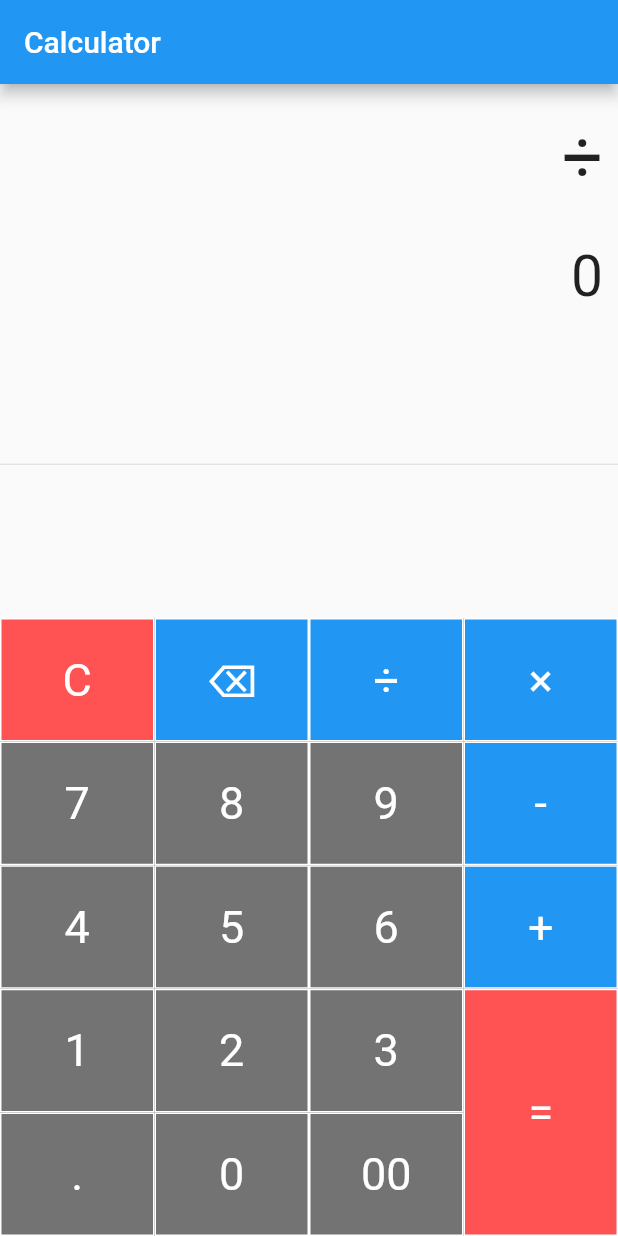
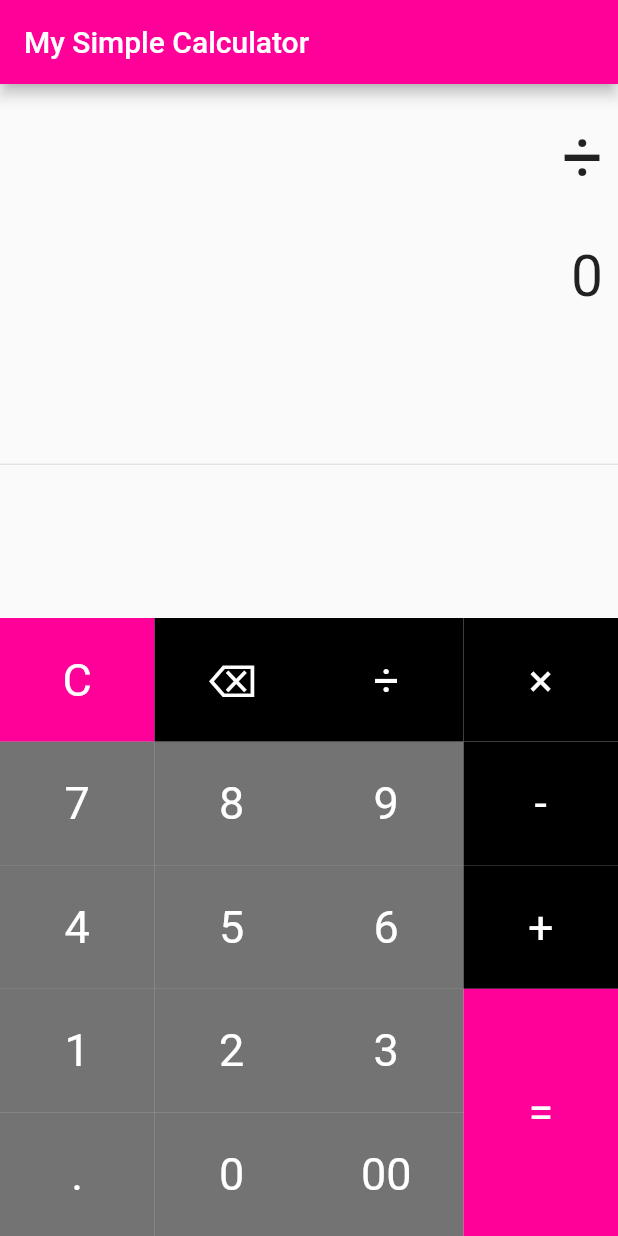
Before and after one commit to Chathurangi67herath/My_Pinky_Calculator, a Flutter app: the screen it shows after launch, after a tap on an icon or button, on a phone screen of 412 x 824 dp. Run offline on Flutter 3.47's test engine with Material 2 defaults, Android fonts, the phone set to English and light mode, and no system bars; our stand-ins replace math_expressions.

Commit message:
error fix and add new feature to = button

```diff
--- a/lib/main.dart
+++ b/lib/main.dart
@@ -10,11 +10,11 @@ class Calculator extends StatelessWidget {
   Widget build(BuildContext context) {
     return MaterialApp(
       debugShowCheckedModeBanner: false,
-      title: 'Calculator',
+      title: 'alculator',
       theme: ThemeData(
         primarySwatch: Colors.blue,
       ),
-      home: MyHomePage(title: 'Calculator'),
+      home: MyHomePage(title: 'My Simple Calculator'),
     );
   }
 }
@@ -34,6 +34,7 @@ class _MyHomePageState extends State<MyHomePage> {
   String expression = "";
   double equationFontSize = 38.0;
   double resultFontSize = 48.0;
+  bool doubleTapped = false;
 
   buttonPressed(String buttonText) {
     setState(() {
@@ -50,6 +51,11 @@ class _MyHomePageState extends State<MyHomePage> {
           equation = "0";
         }
       } else if (buttonText == "=") {
+        if (doubleTapped) {
+          equation = result;
+          result = "0";
+          doubleTapped = false;
+        } else {
           equationFontSize = 38.0;
           resultFontSize = 48.0;
 
@@ -66,6 +72,7 @@ class _MyHomePageState extends State<MyHomePage> {
           } catch (e) {
             result = "Error";
           }
+        }
       } else {
         equationFontSize = 48.0;
         resultFontSize = 38.0;
@@ -80,23 +87,36 @@ class _MyHomePageState extends State<MyHomePage> {
 
   Widget buildButton(
       String buttonText, double buttonHeight, Color buttonColor) {
-    return Container(
+    return GestureDetector(
+      onDoubleTap: () {
+        if (buttonText == "=") {
+          doubleTapped = true;
+          buttonPressed(buttonText);
+        }
+      },
+      child: Container(
+        // ... (your existing code)
         height: MediaQuery.of(context).size.height * 0.1 * buttonHeight,
         color: buttonColor,
-      child: FlatButton(
+        child: TextButton(
+          style: TextButton.styleFrom(
             shape: RoundedRectangleBorder(
               borderRadius: BorderRadius.circular(0.0),
-              side: BorderSide(
-                  color: Colors.white, width: 1, style: BorderStyle.solid)),
+            ),
             padding: EdgeInsets.all(16.0),
+            primary: Colors.white,
+          ),
           onPressed: () => buttonPressed(buttonText),
           child: Text(
             buttonText,
             style: TextStyle(
               fontSize: 30.0,
               fontWeight: FontWeight.normal,
-                color: Colors.white),
-          )),
+              color: Colors.white,
+            ),
+          ),
+        ),
+      ),
     );
   }
 
@@ -105,6 +125,7 @@ class _MyHomePageState extends State<MyHomePage> {
     return Scaffold(
       appBar: AppBar(
         title: Text(widget.title),
+        backgroundColor: Color.fromARGB(255, 255, 0, 153),
       ),
       body: Column(
         children: <Widget>[
@@ -135,9 +156,9 @@ class _MyHomePageState extends State<MyHomePage> {
                 child: Table(
                   children: [
                     TableRow(children: [
-                      buildButton("C", 1, Colors.redAccent),
-                      buildButton("⌫", 1, Colors.blue),
-                      buildButton("÷", 1, Colors.blue),
+                      buildButton("C", 1, Color.fromARGB(255, 255, 0, 153)),
+                      buildButton("⌫", 1, const Color.fromARGB(255, 0, 0, 0)),
+                      buildButton("÷", 1, const Color.fromARGB(255, 0, 0, 0)),
                     ]),
                     TableRow(children: [
                       buildButton("7", 1, Colors.black54),
@@ -167,16 +188,16 @@ class _MyHomePageState extends State<MyHomePage> {
                 child: Table(
                   children: [
                     TableRow(children: [
-                      buildButton("×", 1, Colors.blue),
+                      buildButton("×", 1, const Color.fromARGB(255, 0, 0, 0)),
                     ]),
                     TableRow(children: [
-                      buildButton("-", 1, Colors.blue),
+                      buildButton("-", 1, const Color.fromARGB(255, 0, 0, 0)),
                     ]),
                     TableRow(children: [
-                      buildButton("+", 1, Colors.blue),
+                      buildButton("+", 1, const Color.fromARGB(255, 0, 0, 0)),
                     ]),
                     TableRow(children: [
-                      buildButton("=", 2, Colors.redAccent),
+                      buildButton("=", 2, Color.fromARGB(255, 255, 0, 153)),
                     ]),
                   ],
                 ),
```
Also changed, not shown: pubspec.lock, 1 other file. Lines whose indentation alone changed are shown as unchanged.
